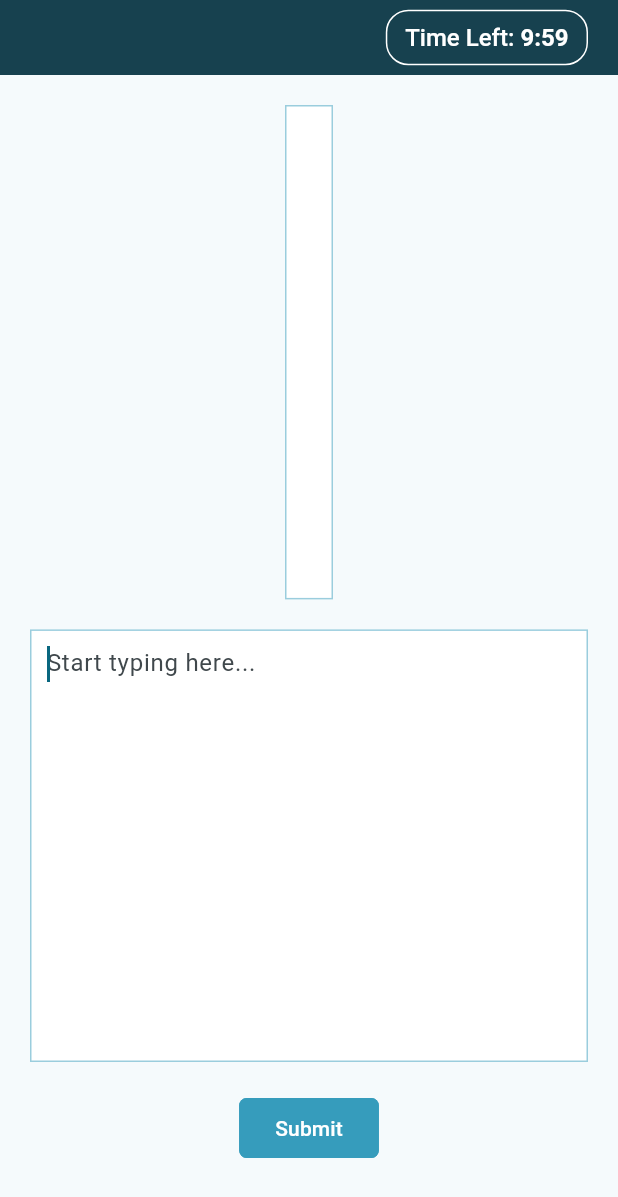
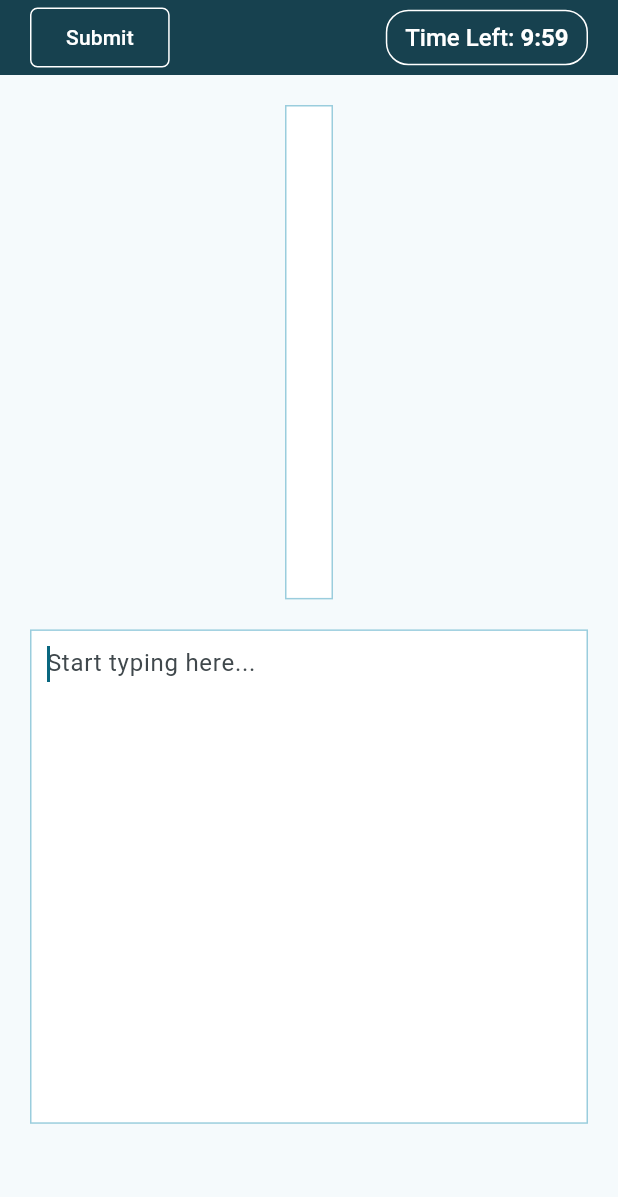
Before and after one commit to null-saurabh/Typing_Test_Website_For_Web_and_Android, a Flutter app: the TestScreen screen opened directly with empty values, on a phone screen of 412 x 824 dp. Shown: the top 1197 px of the screen. Run offline on Flutter 3.47's test engine with Material 3 defaults, Android fonts, the phone set to English and light mode, and no system bars; our stand-ins replace firebase_auth, firebase_core, go_router, google_sign_in, responsive_builder; missing offline and left inert: flutter_razorpay_web; accounts and stored records are empty.

Commit message:
result_mobile_ui_and_updates

```diff
--- a/lib/view/screens/test_screen.dart
+++ b/lib/view/screens/test_screen.dart
@@ -4,6 +4,7 @@ import 'package:go_router/go_router.dart';
 import 'package:provider/provider.dart';
 import 'package:responsive_builder/responsive_builder.dart';
 import 'package:typingtest/model/live_test_api_model.dart';
+import 'package:typingtest/model/save_test_model.dart';
 import 'package:typingtest/view/widgets/result_widgets/result_dialog.dart';
 import 'package:typingtest/view/widgets/test_screen_widgets/test_screen_right_row.dart';
 import 'package:typingtest/view/widgets/test_screen_widgets/text_field.dart';
@@ -285,9 +286,10 @@ class _TestScreenState extends State<TestScreen> {
                 child: Row(
                   mainAxisAlignment: MainAxisAlignment.spaceBetween,
                   children: [
-                    SizedBox(
-                      width: MediaQuery.of(context).size.width - 190,
-                        child: Text(widget.testData.targetExam!,style:const TextStyle(fontWeight: FontWeight.w500,fontSize: 18,color: Colors.white),)),
+                    // SizedBox(
+                    //   width: MediaQuery.of(context).size.width - 190,
+                    //     child: Text(widget.testData.targetExam!,style:const TextStyle(fontWeight: FontWeight.w500,fontSize: 18,color: Colors.white),)),
+                    submitButton(context),
                     Container(
                       decoration: BoxDecoration(
                         borderRadius: BorderRadius.circular(15),
@@ -319,9 +321,9 @@ class _TestScreenState extends State<TestScreen> {
                       ],
                     ),
                   ),
-                  Center(
-                    child: RightRow(testData: widget.testData,startTime: _startTime),
-                  ),
+                  // Center(
+                  //   child: RightRow(testData: widget.testData,startTime: _startTime),
+                  // ),
                 ],
               ),
             ),
@@ -378,4 +380,17 @@ class _TestScreenState extends State<TestScreen> {
     );
   }
 
+  Widget submitButton(BuildContext context){
+    return ElevatedButton(
+      style: ButtonStyle(
+          elevation: MaterialStateProperty.all(0),
+          backgroundColor: MaterialStateProperty.all(Colors.transparent),
+          shape: MaterialStateProperty.all(RoundedRectangleBorder(
+              side: const BorderSide(color: Colors.white),
+              borderRadius: BorderRadius.circular(5)))),
+      onPressed: _submitTest,
+      child: const Text('Submit', style: TextStyle(color: Colors.white),),
+    );
+  }
+
 }
--- a/lib/view/widgets/test_screen_widgets/text_field.dart
+++ b/lib/view/widgets/test_screen_widgets/text_field.dart
@@ -95,7 +95,7 @@ class _TextFieldContainerState extends State<TextFieldContainer> {
       height: MediaQuery
           .of(context)
           .size
-          .height * 0.35,
+          .height * 0.40,
       decoration: BoxDecoration(
           color: Colors.white,
           border: Border.all(color: const Color(0xff369CBC).withOpacity(0.5))),
```
